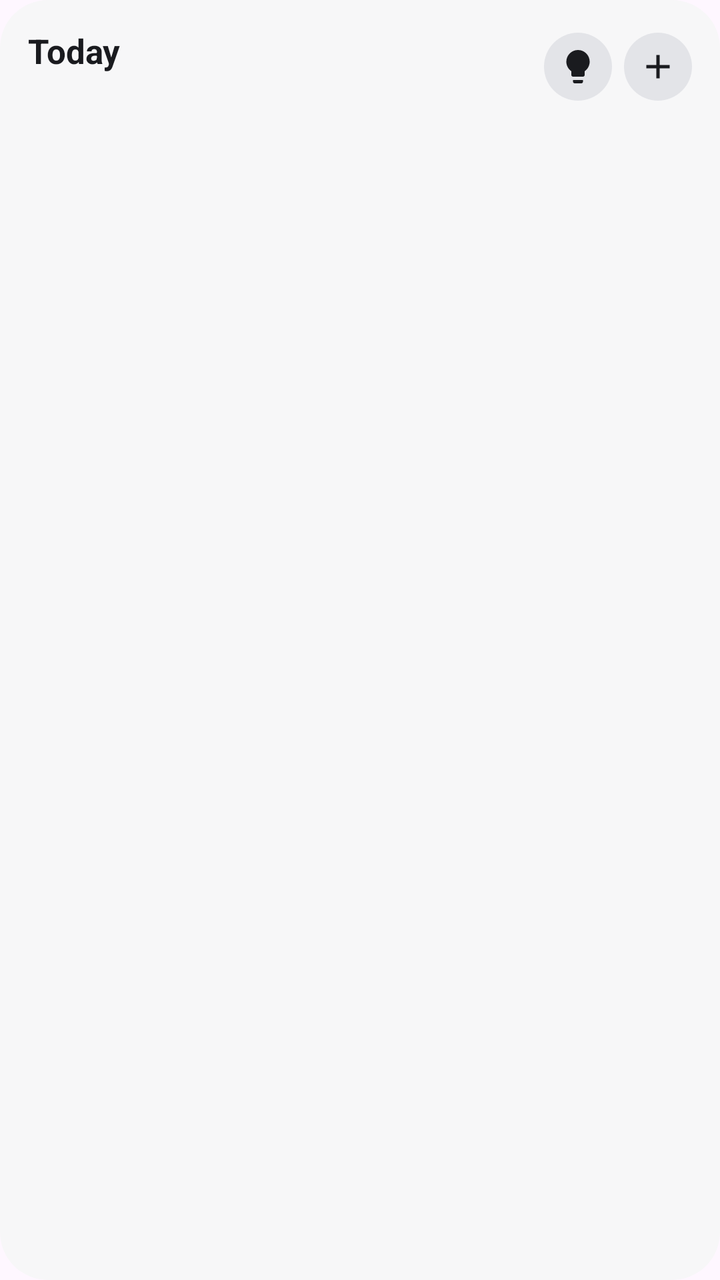
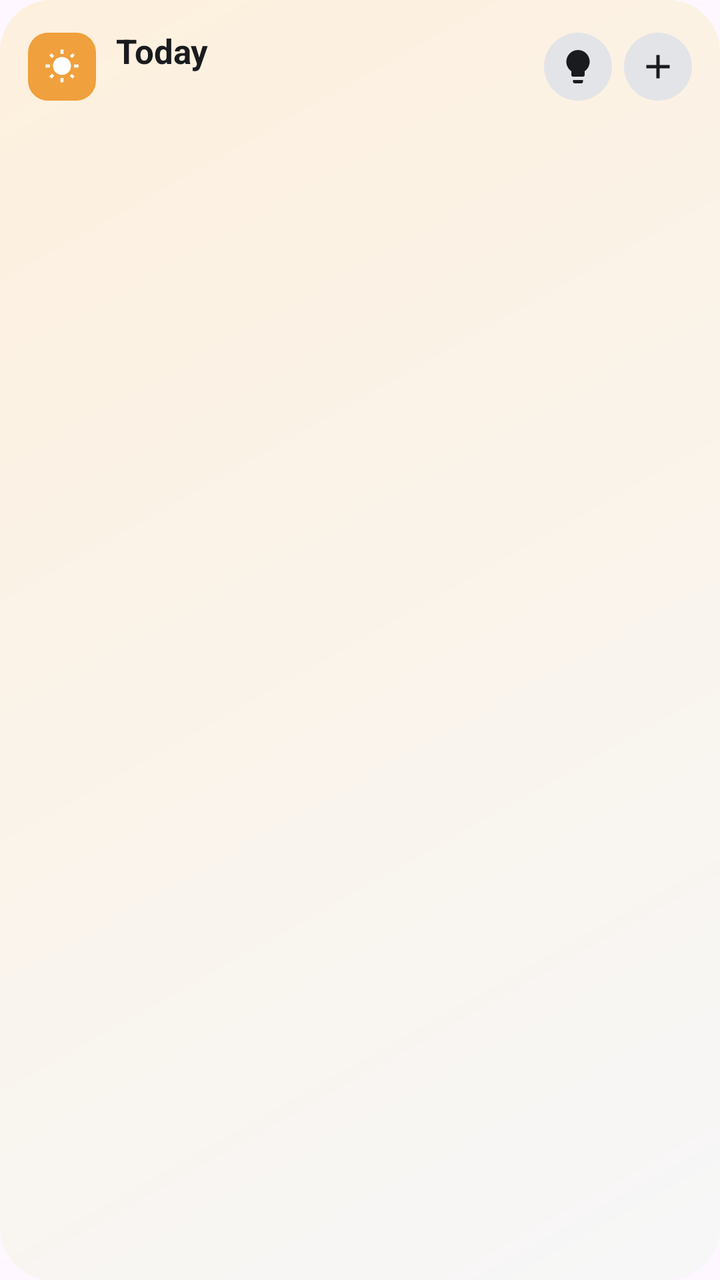

Two renders of the same Android screen: before a commit and after it. Below are the layout's source before the change and the commit's diff.
<!-- AndroidManifest.xml: application theme Theme.kaizen -->
<!-- res/layout/widget_today.xml -->
<?xml version="1.0" encoding="utf-8"?>
<LinearLayout xmlns:android="http://schemas.android.com/apk/res/android"
    android:id="@+id/widget_root"
    android:layout_width="match_parent"
    android:layout_height="match_parent"
    android:background="@drawable/widget_bg"
    android:orientation="vertical"
    android:padding="14dp">

    <LinearLayout
        android:layout_width="match_parent"
        android:layout_height="wrap_content"
        android:gravity="center_vertical"
        android:orientation="horizontal">

        <LinearLayout
            android:id="@+id/widget_title"
            android:layout_width="0dp"
            android:layout_height="wrap_content"
            android:layout_weight="1"
            android:orientation="vertical">

            <TextView
                android:id="@+id/widget_date"
                android:layout_width="wrap_content"
                android:layout_height="wrap_content"
                android:text="Today"
                android:textColor="@color/widget_text"
                android:textSize="17sp"
                android:textStyle="bold" />

            <TextView
                android:id="@+id/widget_sub"
                android:layout_width="wrap_content"
                android:layout_height="wrap_content"
                android:textColor="@color/widget_muted"
                android:textSize="12sp" />
        </LinearLayout>

        <ImageView
            android:id="@+id/widget_add_idea"
            android:layout_width="34dp"
            android:layout_height="34dp"
            android:layout_marginEnd="6dp"
            android:background="@drawable/widget_button"
            android:contentDescription="New idea"
            android:padding="7dp"
            android:src="@drawable/ic_widget_idea" />

        <ImageView
            android:id="@+id/widget_add_task"
            android:layout_width="34dp"
            android:layout_height="34dp"
            android:background="@drawable/widget_button"
            android:contentDescription="New task"
            android:padding="7dp"
            android:src="@drawable/ic_widget_add" />
    </LinearLayout>

    <ListView
        android:id="@+id/widget_list"
        android:layout_width="match_parent"
        android:layout_height="0dp"
        android:layout_marginTop="8dp"
        android:layout_weight="1"
        android:divider="@null"
        android:dividerHeight="0dp" />

    <TextView
        android:id="@+id/widget_empty"
        android:layout_width="match_parent"
        android:layout_height="0dp"
        android:layout_weight="1"
        android:gravity="center"
        android:text="Nothing due today."
        android:textColor="@color/widget_muted"
        android:textSize="13sp"
        android:visibility="gone" />
</LinearLayout>
<!-- resources referenced by this layout -->
<resources>
  <color name="widget_muted">#6E717A</color>
  <color name="widget_text">#1A1B1F</color>
  <!-- drawable ic_widget_add (drawable) -->
  <vector xmlns:android="http://schemas.android.com/apk/res/android" android:width="20dp" android:height="20dp" android:viewportWidth="24" android:viewportHeight="24">
      <path android:fillColor="@color/widget_text" android:pathData="M19,13h-6v6h-2v-6H5v-2h6V5h2v6h6v2z" />
  </vector>
  <!-- drawable ic_widget_idea (drawable) -->
  <vector xmlns:android="http://schemas.android.com/apk/res/android" android:width="20dp" android:height="20dp" android:viewportWidth="24" android:viewportHeight="24">
      <path android:fillColor="@color/widget_text" android:pathData="M9,21c0,0.55 0.45,1 1,1h4c0.55,0 1,-0.45 1,-1v-1L9,20v1zM12,2C8.14,2 5,5.14 5,9c0,2.38 1.19,4.47 3,5.74L8,17c0,0.55 0.45,1 1,1h6c0.55,0 1,-0.45 1,-1v-2.26c1.81,-1.27 3,-3.36 3,-5.74 0,-3.86 -3.14,-7 -7,-7z" />
  </vector>
  <!-- drawable widget_bg (drawable) -->
  <?xml version="1.0" encoding="utf-8"?>
  <shape xmlns:android="http://schemas.android.com/apk/res/android" android:shape="rectangle">
      <solid android:color="@color/widget_bg" />
      <corners android:radius="24dp" />
  </shape>
  <!-- drawable widget_button (drawable) -->
  <?xml version="1.0" encoding="utf-8"?>
  <shape xmlns:android="http://schemas.android.com/apk/res/android" android:shape="oval">
      <solid android:color="@color/widget_line" />
  </shape>
  <style name="Theme.kaizen" parent="Theme.Material3.DayNight.NoActionBar">
          
      </style>
  <color name="widget_bg">#F7F7F8</color>
  <color name="widget_line">#E3E4E8</color>
</resources>

<!-- the commit's change to res/layout/widget_today.xml (unified diff, before → after) -->
@@ -3,7 +3,7 @@
     android:id="@+id/widget_root"
     android:layout_width="match_parent"
     android:layout_height="match_parent"
-    android:background="@drawable/widget_bg"
+    android:background="@drawable/widget_bg_today"
     android:orientation="vertical"
     android:padding="14dp">
 
@@ -18,23 +18,39 @@
             android:layout_width="0dp"
             android:layout_height="wrap_content"
             android:layout_weight="1"
-            android:orientation="vertical">
+            android:gravity="center_vertical"
+            android:orientation="horizontal">
 
-            <TextView
-                android:id="@+id/widget_date"
+            <ImageView
+                android:layout_width="34dp"
+                android:layout_height="34dp"
+                android:layout_marginEnd="10dp"
+                android:background="@drawable/widget_tile_today"
+                android:importantForAccessibility="no"
+                android:padding="8dp"
+                android:src="@drawable/ic_widget_sun" />
+
+            <LinearLayout
                 android:layout_width="wrap_content"
                 android:layout_height="wrap_content"
-                android:text="Today"
-                android:textColor="@color/widget_text"
-                android:textSize="17sp"
-                android:textStyle="bold" />
+                android:orientation="vertical">
 
-            <TextView
-                android:id="@+id/widget_sub"
-                android:layout_width="wrap_content"
-                android:layout_height="wrap_content"
-                android:textColor="@color/widget_muted"
-                android:textSize="12sp" />
+                <TextView
+                    android:id="@+id/widget_date"
+                    android:layout_width="wrap_content"
+                    android:layout_height="wrap_content"
+                    android:text="Today"
+                    android:textColor="@color/widget_text"
+                    android:textSize="17sp"
+                    android:textStyle="bold" />
+
+                <TextView
+                    android:id="@+id/widget_sub"
+                    android:layout_width="wrap_content"
+                    android:layout_height="wrap_content"
+                    android:textColor="@color/widget_muted"
+                    android:textSize="12sp" />
+            </LinearLayout>
         </LinearLayout>
 
         <ImageView
@@ -61,7 +77,7 @@
         android:id="@+id/widget_list"
         android:layout_width="match_parent"
         android:layout_height="0dp"
-        android:layout_marginTop="8dp"
+        android:layout_marginTop="10dp"
         android:layout_weight="1"
         android:divider="@null"
         android:dividerHeight="0dp" />
<!-- resource entries referenced after the edit -->
@@ -10,21 +10,33 @@
   <vector xmlns:android="http://schemas.android.com/apk/res/android" android:width="20dp" android:height="20dp" android:viewportWidth="24" android:viewportHeight="24">
       <path android:fillColor="@color/widget_text" android:pathData="M9,21c0,0.55 0.45,1 1,1h4c0.55,0 1,-0.45 1,-1v-1L9,20v1zM12,2C8.14,2 5,5.14 5,9c0,2.38 1.19,4.47 3,5.74L8,17c0,0.55 0.45,1 1,1h6c0.55,0 1,-0.45 1,-1v-2.26c1.81,-1.27 3,-3.36 3,-5.74 0,-3.86 -3.14,-7 -7,-7z" />
   </vector>
-  <!-- drawable widget_bg (drawable) -->
+  <!-- drawable ic_widget_sun (drawable) -->
+  <vector xmlns:android="http://schemas.android.com/apk/res/android" android:width="18dp" android:height="18dp" android:viewportWidth="24" android:viewportHeight="24">
+      <path android:fillColor="#FFFFFFFF" android:pathData="M6.76,4.84l-1.8,-1.79 -1.41,1.41 1.79,1.79 1.42,-1.41zM4,10.5L1,10.5v2h3v-2zM13,0.55h-2L11,3.5h2L13,0.55zM20.45,4.46l-1.41,-1.41 -1.79,1.79 1.41,1.41 1.79,-1.79zM17.24,18.16l1.79,1.8 1.41,-1.41 -1.8,-1.79 -1.4,1.4zM20,10.5v2h3v-2h-3zM12,5.5c-3.31,0 -6,2.69 -6,6s2.69,6 6,6 6,-2.69 6,-6 -2.69,-6 -6,-6zM11,22.45h2L13,19.5h-2v2.95zM3.55,18.54l1.41,1.41 1.79,-1.8 -1.41,-1.41 -1.79,1.8z" />
+  </vector>
+  <!-- drawable widget_bg_today (drawable) -->
   <?xml version="1.0" encoding="utf-8"?>
   <shape xmlns:android="http://schemas.android.com/apk/res/android" android:shape="rectangle">
-      <solid android:color="@color/widget_bg" />
-      <corners android:radius="24dp" />
+      <gradient android:angle="315" android:startColor="@color/widget_today_tint" android:endColor="@color/widget_bg" android:type="linear" />
+      <corners android:radius="26dp" />
   </shape>
   <!-- drawable widget_button (drawable) -->
   <?xml version="1.0" encoding="utf-8"?>
   <shape xmlns:android="http://schemas.android.com/apk/res/android" android:shape="oval">
       <solid android:color="@color/widget_line" />
   </shape>
+  <!-- drawable widget_tile_today (drawable) -->
+  <?xml version="1.0" encoding="utf-8"?>
+  <shape xmlns:android="http://schemas.android.com/apk/res/android" android:shape="rectangle">
+      <solid android:color="@color/widget_today_hue" />
+      <corners android:radius="10dp" />
+  </shape>
   <style name="Theme.kaizen" parent="Theme.Material3.DayNight.NoActionBar">
           
       </style>
+  <color name="widget_today_tint">#FDF0DD</color>
   <color name="widget_bg">#F7F7F8</color>
   <color name="widget_line">#E3E4E8</color>
+  <color name="widget_today_hue">#F0A03C</color>
 </resources>
 
